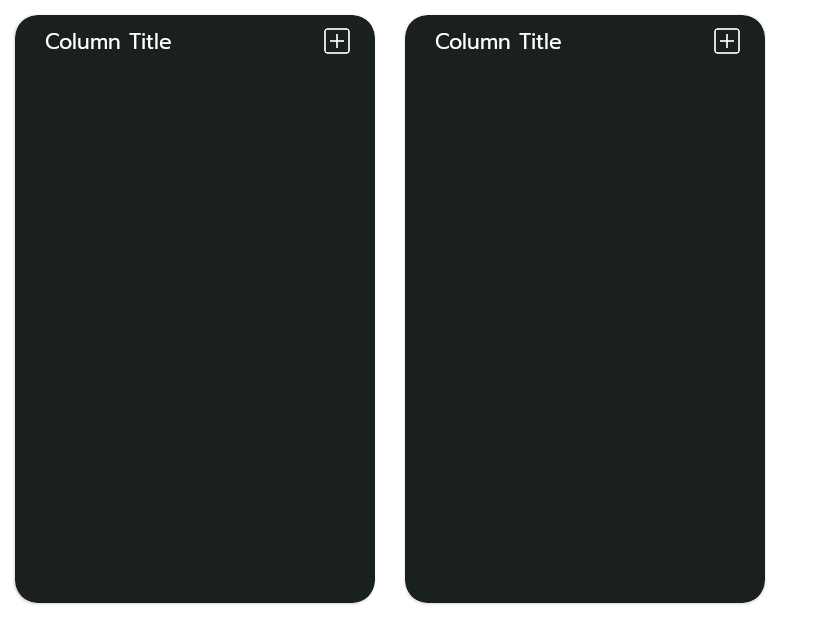
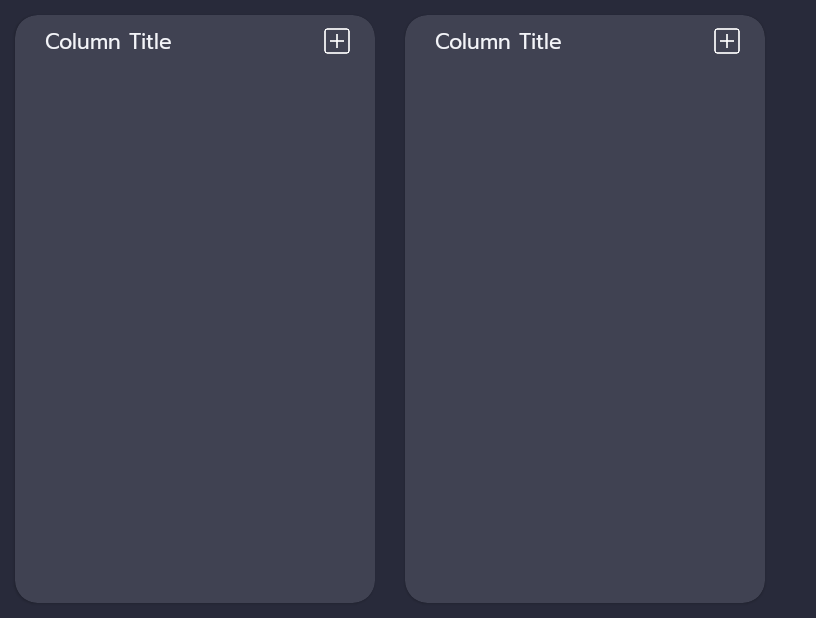
Before and after one commit to grantmacmillan/COMP231-Project, an Android app: the TaskActivity screen opened directly, with no data from a screen before it, on a phone screen of 824 x 412 dp (held sideways). Shown: the whole screen, without its empty margins (0-816 px from the left). Run offline under Robolectric (Android 15) with nearby library versions, the phone set to English and light mode, and no system bars.

Commit message:
Colors changed on all activities, Taskboard not working for action bar

```diff
--- a/app/src/main/res/layout/activity_calendar.xml
+++ b/app/src/main/res/layout/activity_calendar.xml
@@ -4,6 +4,7 @@
     xmlns:tools="http://schemas.android.com/tools"
     android:layout_width="match_parent"
     android:layout_height="match_parent"
+    android:background="@color/gray800"
     tools:context=".CalendarActivity">
     <include layout="@layout/toolbar"/>
 
--- a/app/src/main/res/layout/activity_schedule.xml
+++ b/app/src/main/res/layout/activity_schedule.xml
@@ -4,6 +4,8 @@
     xmlns:tools="http://schemas.android.com/tools"
     android:layout_width="match_parent"
     android:layout_height="match_parent"
+    android:background="@color/gray800"
     tools:context=".ScheduleActivity">
+    <include layout="@layout/toolbar"/>
 
 </androidx.constraintlayout.widget.ConstraintLayout>
--- a/app/src/main/res/layout/activity_task.xml
+++ b/app/src/main/res/layout/activity_task.xml
@@ -1,11 +1,12 @@
 <?xml version="1.0" encoding="utf-8"?>
+
 <LinearLayout xmlns:android="http://schemas.android.com/apk/res/android"
     xmlns:app="http://schemas.android.com/apk/res-auto"
     xmlns:tools="http://schemas.android.com/tools"
     android:layout_width="match_parent"
     android:layout_height="match_parent"
+    android:background="@color/gray800"
     tools:context=".TaskActivity">
-
 
     <HorizontalScrollView
         android:layout_width="match_parent"
--- a/app/src/main/res/layout/task_column.xml
+++ b/app/src/main/res/layout/task_column.xml
@@ -10,7 +10,7 @@
         android:layout_height="match_parent"
         android:layout_margin="10dp"
         android:elevation="8dp"
-        app:cardBackgroundColor="@color/dark_gray"
+        app:cardBackgroundColor="@color/gray700"
         app:cardCornerRadius="15dp">
 
         <LinearLayout
@@ -30,7 +30,7 @@
                     android:layout_marginBottom="7dp"
                     android:gravity="left"
                     android:text="Column Title"
-                    android:textColor="@color/white" />
+                    android:textColor="@color/white100" />
                 <ImageView
                     android:id="@+id/imageView"
                     android:layout_width="20dp"
@@ -38,6 +38,7 @@
                     android:src="@drawable/plus_icon"
                     android:layout_marginLeft="80dp"
                     android:layout_marginTop="7dp"
+                    android:drawableTint="@color/white100"
                     android:layout_marginRight="20dp"
                     android:layout_marginBottom="7dp"
                     />
@@ -50,6 +51,7 @@
                 android:layout_height="match_parent"
                 android:layout_marginLeft="20dp"
                 android:layout_marginRight="20dp"
+                android:textColor="@color/white100"
                 android:layout_marginBottom="20dp"></androidx.recyclerview.widget.RecyclerView>
         </LinearLayout>
     </com.google.android.material.card.MaterialCardView>
```
